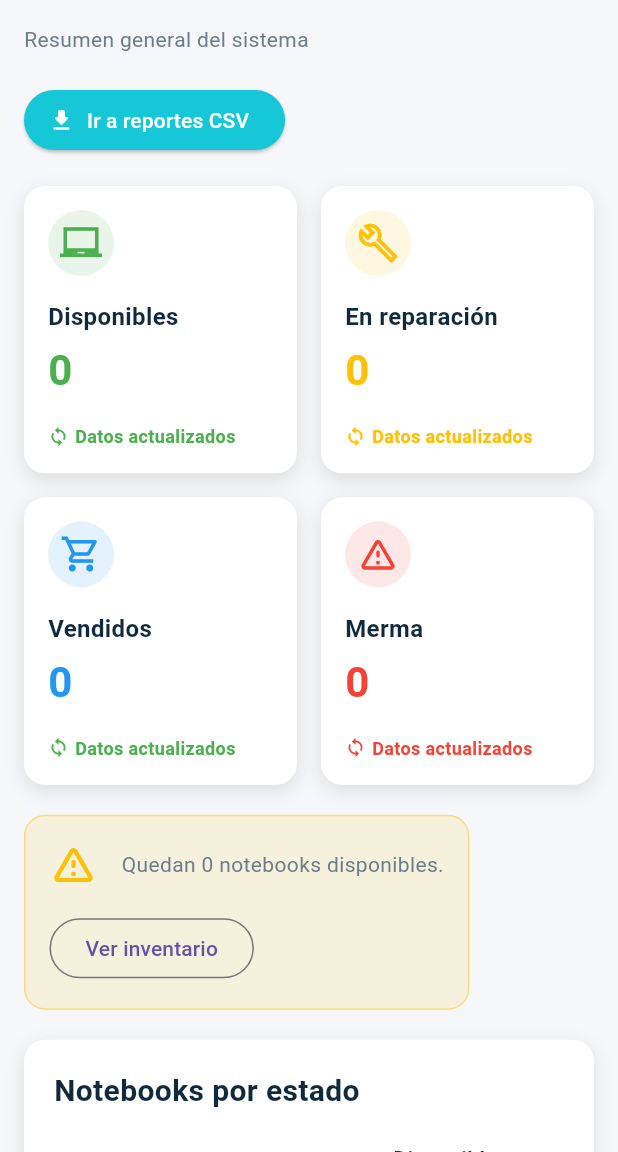
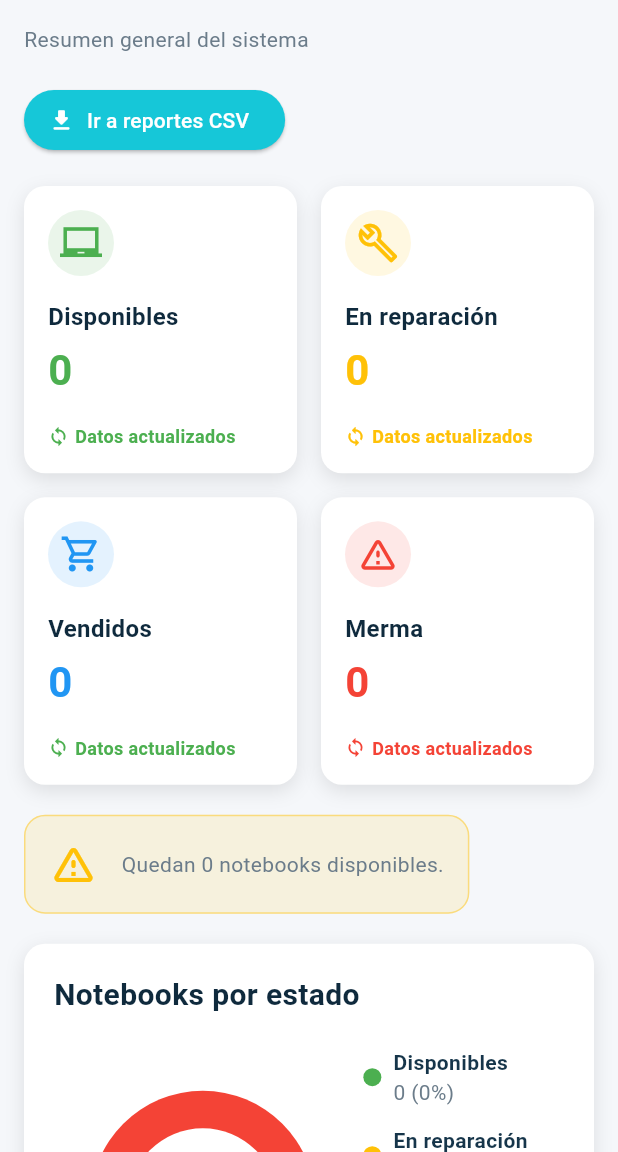
Before and after one commit to DanyaDuran/ztech_proyect, a Flutter app: the AdminDashboardScreen screen opened by its route, on a phone screen of 412 x 824 dp, the part 84-1236 px from its top. Run offline on Flutter 3.47's test engine with Material 3 defaults, Android fonts, the phone set to English and light mode, and no system bars; our stand-ins replace cloud_firestore, firebase_auth, firebase_core, open_filex, pdf, printing; missing offline and left inert: file_saver; accounts and stored records are empty.

Commit message:
arreglo dashboard y ventas

```diff
--- a/lib/features/dashboard/presentation/widgets/stock_alert.dart
+++ b/lib/features/dashboard/presentation/widgets/stock_alert.dart
@@ -54,10 +54,6 @@ class StockAlert extends StatelessWidget {
                   'Quedan $disponibles notebooks disponibles.',
                   style: AppTextStyles.body,
                 ),
-                OutlinedButton(
-                  onPressed: onShowMessage,
-                  child: const Text('Ver inventario'),
-                ),
               ],
             ),
           ),
```
Also changed, not shown: lib/features/ventas/presentation/widgets/ventas_notebook_card.dart (+10 -5 lines).
